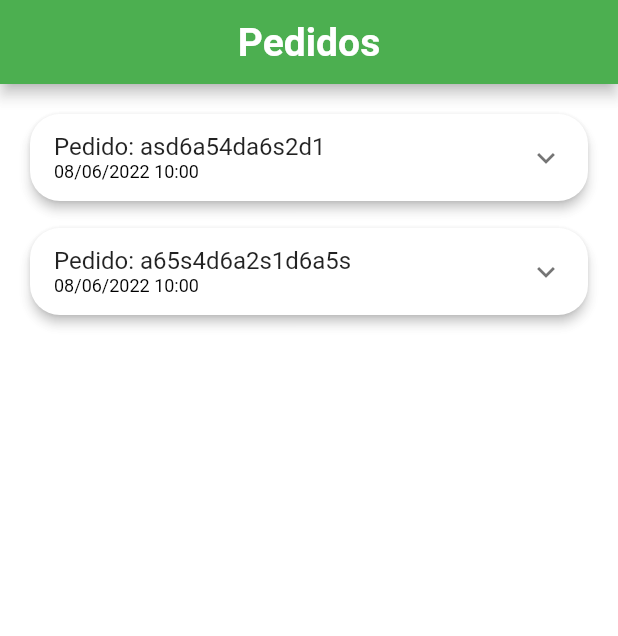
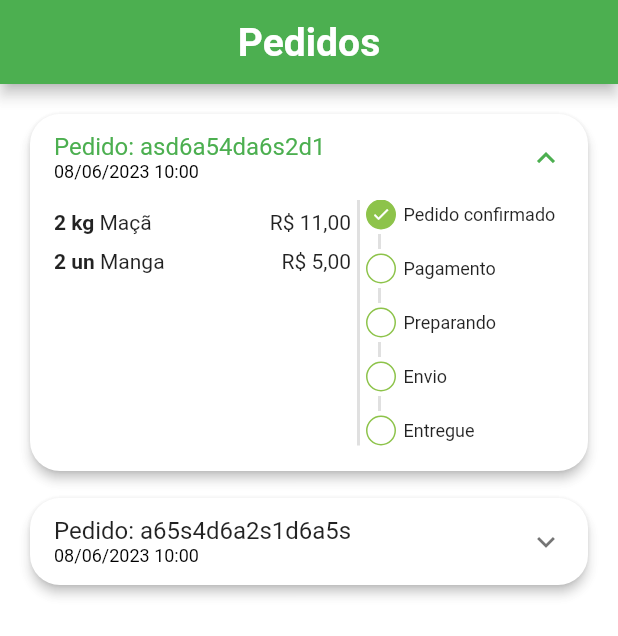
Before and after one commit to nicolaspaxao/green-grocer-course, a Flutter app: the OrderTab screen opened directly, on a phone screen of 412 x 824 dp. Shown: the top 636 px of the screen. Run offline on Flutter 3.47's test engine with Material 2 defaults, Android fonts, the light colour scheme and no system bars; our stand-ins replace animated_text_kit, badges, mask_text_input_formatter.

Commit message:
Criando o card dos pedidos

```diff
--- a/lib/src/config/app_data.dart
+++ b/lib/src/config/app_data.dart
@@ -103,10 +103,10 @@ List<OrderModel> orders = [
   OrderModel(
     copyAndPaste: 'q1w2e3r4t5y6',
     createdDateTime: DateTime.parse(
-      '2022-06-08 10:00:10.458',
+      '2023-06-08 10:00:10.458',
     ),
     overdueDateTime: DateTime.parse(
-      '2022-06-08 11:00:10.458',
+      '2023-06-08 11:00:10.458',
     ),
     id: 'asd6a54da6s2d1',
     status: 'pending_payment',
@@ -126,10 +126,10 @@ List<OrderModel> orders = [
   OrderModel(
     copyAndPaste: 'q1w2e3r4t5y6',
     createdDateTime: DateTime.parse(
-      '2022-06-08 10:00:10.458',
+      '2023-06-08 10:00:10.458',
     ),
     overdueDateTime: DateTime.parse(
-      '2022-06-08 11:00:10.458',
+      '2023-06-08 11:00:10.458',
     ),
     id: 'a65s4d6a2s1d6a5s',
     status: 'delivered',
--- /dev/null
+++ b/lib/src/pages/orders/components/order_status_widget.dart
@@ -0,0 +1,132 @@
+// ignore_for_file: public_member_api_docs, sort_constructors_first
+import 'package:flutter/material.dart';
+
+import 'package:quitanda_com_getx/src/config/colors.dart';
+
+class OrderStatusWidget extends StatelessWidget {
+  OrderStatusWidget({
+    Key? key,
+    required this.status,
+    required this.isOverdue,
+  }) : super(key: key);
+
+  final String status;
+  final bool isOverdue;
+
+  final Map<String, int> allStatus = <String, int>{
+    'pending_payment': 0,
+    'refunded': 1,
+    'paid': 2,
+    'prepering_purchase': 3,
+    'shipping': 4,
+    'delivered': 5,
+  };
+
+  int get currentStatus => allStatus[status]!;
+
+  @override
+  Widget build(BuildContext context) {
+    return Column(
+      crossAxisAlignment: CrossAxisAlignment.start,
+      children: [
+        const _StatusDot(
+          isActive: true,
+          title: 'Pedido confirmado',
+        ),
+        const _CustomDivider(),
+        if (currentStatus == 1) ...[
+          const _StatusDot(
+            isActive: true,
+            title: 'Pix estornado',
+            color: Colors.orange,
+          )
+        ] else if (isOverdue) ...[
+          const _StatusDot(
+            isActive: true,
+            title: 'Pagamento Pix vencido',
+          )
+        ] else ...[
+           _StatusDot(
+            isActive: currentStatus >= 2,
+            title: 'Pagamento',
+          ),
+          const _CustomDivider(),
+           _StatusDot(
+            isActive: currentStatus >= 3,
+            title: 'Preparando',
+          ),
+          const _CustomDivider(),
+           _StatusDot(
+            isActive: currentStatus >= 4,
+            title: 'Envio',
+          ),
+          const _CustomDivider(),
+           _StatusDot(
+            isActive: currentStatus == 5,
+            title: 'Entregue',
+          )
+        ]
+      ],
+    );
+  }
+}
+
+class _CustomDivider extends StatelessWidget {
+  const _CustomDivider({Key? key}) : super(key: key);
+
+  @override
+  Widget build(BuildContext context) {
+    return Container(
+      margin: const EdgeInsets.symmetric(horizontal: 8, vertical: 3),
+      height: 10,
+      width: 2,
+      color: Colors.grey.shade300,
+    );
+  }
+}
+
+class _StatusDot extends StatelessWidget {
+  const _StatusDot({
+    Key? key,
+    required this.isActive,
+    required this.title,
+    this.color,
+  }) : super(key: key);
+
+  final bool isActive;
+  final String title;
+  final Color? color;
+
+  @override
+  Widget build(BuildContext context) {
+    return Row(
+      children: [
+        Container(
+          margin: const EdgeInsets.only(right: 5),
+          alignment: Alignment.center,
+          height: 20,
+          width: 20,
+          decoration: BoxDecoration(
+            shape: BoxShape.circle,
+            border: Border.all(
+              color: customSwatchColor,
+            ),
+            color: isActive ? color ?? customSwatchColor : Colors.transparent,
+          ),
+          child: isActive
+              ? const Icon(
+                  Icons.check,
+                  color: Colors.white,
+                  size: 13,
+                )
+              : const SizedBox.shrink(),
+        ),
+        Expanded(
+            child: Text(
+          title,
+          style: const TextStyle(fontSize: 12),
+        )),
+      ],
+    );
+  }
+}
--- a/lib/src/pages/orders/components/order_tile.dart
+++ b/lib/src/pages/orders/components/order_tile.dart
@@ -3,6 +3,7 @@ import 'package:flutter/material.dart';
 import 'package:quitanda_com_getx/src/models/cart_item_model.dart';
 
 import 'package:quitanda_com_getx/src/models/order_model.dart';
+import 'package:quitanda_com_getx/src/pages/orders/components/order_status_widget.dart';
 import 'package:quitanda_com_getx/src/services/utils_services.dart';
 
 class OrderTile extends StatelessWidget {
@@ -24,6 +25,7 @@ class OrderTile extends StatelessWidget {
           splashColor: Colors.transparent,
         ),
         child: ExpansionTile(
+          initiallyExpanded: order.status == 'pending_payment',
           title: Column(
             crossAxisAlignment: CrossAxisAlignment.start,
             mainAxisSize: MainAxisSize.min,
@@ -42,12 +44,13 @@ class OrderTile extends StatelessWidget {
           ),
           childrenPadding: const EdgeInsets.fromLTRB(16, 0, 16, 16),
           children: [
-            SizedBox(
-              height: 150,
+            IntrinsicHeight(
               child: Row(
                 children: [
                   Expanded(
                     flex: 3,
+                    child: SizedBox(
+                      height: 150,
                       child: ListView(
                         children: order.items!.map((orderItem) {
                           return _OrderItemWidget(
@@ -56,12 +59,19 @@ class OrderTile extends StatelessWidget {
                         }).toList(),
                       ),
                     ),
+                  ),
+                  VerticalDivider(
+                    width: 10,
+                    color: Colors.grey.shade300,
+                    thickness: 2,
+                  ),
                   Expanded(
                     flex: 2,
-                    child: Container(
-                      color: Colors.blue,
+                    child: OrderStatusWidget(
+                      status: order.status!,
+                      isOverdue: order.overdueDateTime!.isBefore(DateTime.now()),
                     ),
-                  )
+                  ),
                 ],
               ),
             )
```
Lines whose indentation alone changed are shown as unchanged.
